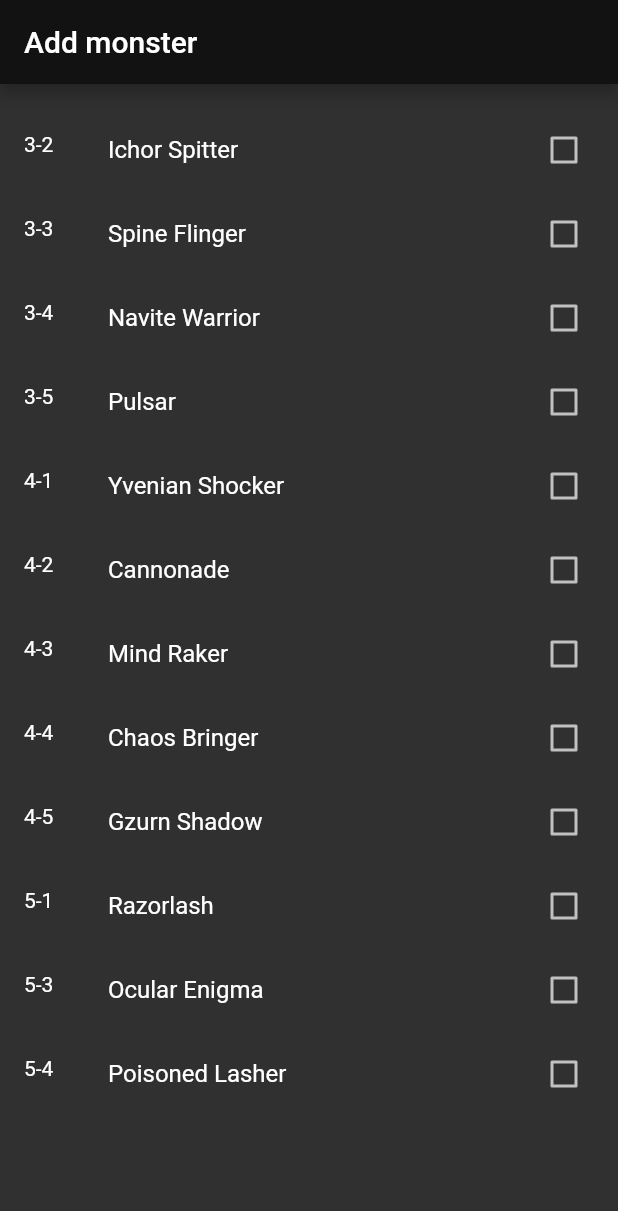
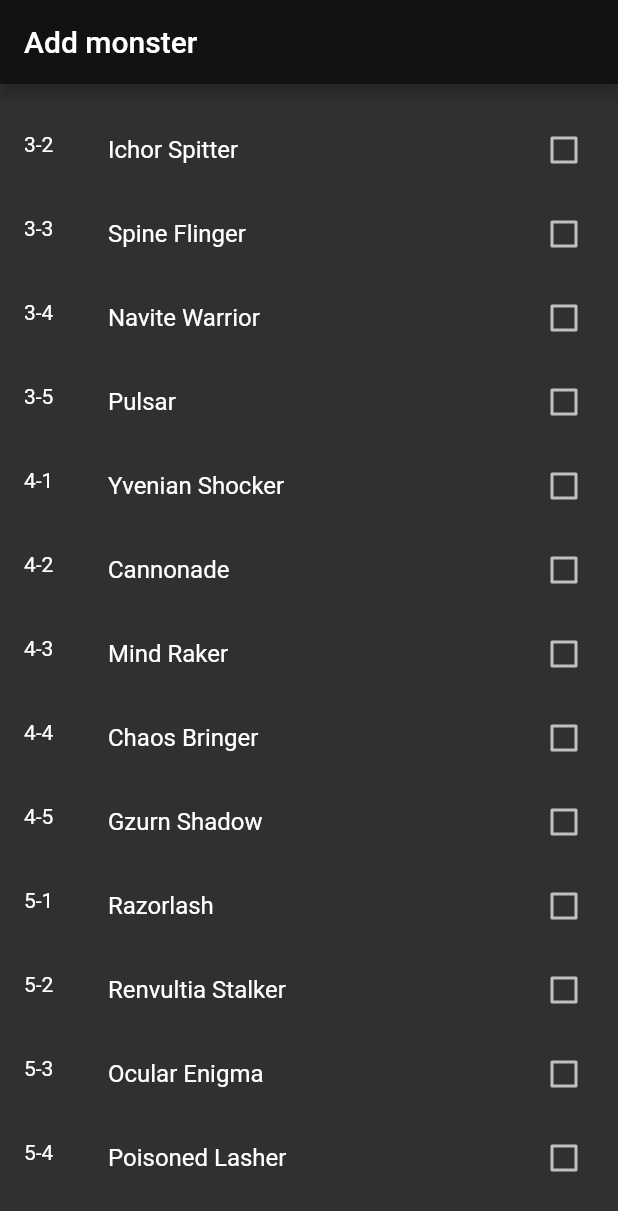
Before and after one commit to royludo/mizai, a Flutter app: the screen it shows after launch, scrolled down 872 dp, on a phone screen of 412 x 824 dp. Shown: the top 1211 px of the screen. Run offline on Flutter 3.47's test engine with Material 2 defaults, Android fonts, the phone set to English and light mode, and no system bars.

Commit message:
add renvultia data

```diff
--- a/lib/decisionTree.dart
+++ b/lib/decisionTree.dart
@@ -34,6 +34,8 @@ Widget getStartingPoint(
       } else {
         return stalker_tree.EnemyInMelee(gameState: gameState);
       }
+    case AIType.renvultia:
+      throw Exception("Not implemented yet"); // TODO
   }
 }
 
--- a/lib/main_monster_screen.dart
+++ b/lib/main_monster_screen.dart
@@ -53,6 +53,8 @@ class _MainMonsterScreenState extends State<MainMonsterScreen> {
           } else {
             return getStartingPoint(context, monster, widget.gameState);
           }
+        case AIType.renvultia:
+          throw Exception("Not implemented yet"); // TODO
       }
     })).then((_) =>
         // need to clear memory else there is a bug when going back after
@@ -74,6 +76,8 @@ class _MainMonsterScreenState extends State<MainMonsterScreen> {
       case AIType.stalker:
         extraActivationButtonText = "Revealed from Hidden by enemy";
         break;
+      case AIType.renvultia:
+        throw Exception("Not implemented yet"); // TODO
     }
 
     return Column(children: [
--- a/lib/model.dart
+++ b/lib/model.dart
@@ -45,7 +45,7 @@ class Attack {
   }
 }
 
-enum AIType { monstrosity, ravager, stalker }
+enum AIType { monstrosity, ravager, stalker, renvultia }
 
 // onQuestion: preamble is put before question deciding attack
 // onAllAttacks, onBasicOnly: preamble is put on attack screen, before attack text
@@ -192,7 +192,7 @@ enum MonsterSpecies {
   chaos,
   gzurn,
   razorlash,
-
+  renvultia,
   ocular,
   lasher,
 }
--- a/lib/monsterDB.dart
+++ b/lib/monsterDB.dart
@@ -1171,6 +1171,75 @@ final Map<int, MonsterDescription> monsterDB = {
         {1: false, 2: false},
         false,
       )),
+  52: MonsterDescription(
+      "Renvultia Stalker",
+      "Renvultia S.",
+      25,
+      30,
+      AIType.renvultia,
+      [
+        Attack(
+            "Clawed Strike",
+            "1x attack (Melee, Combat, 3D6+3 damage). " +
+                "If hit, target must pass a FOR check {0}. " +
+                "Failure => {Poisoned.}",
+            [(23, 27)],
+            AttackType.normal),
+        Attack(
+            "Careful Stalking",
+            "If the Renvultia Stalker is not Hidden, " +
+                "it becomes Hidden. If it is already Hidden, when the Renvultia " +
+                "Stalker next activates, if it is still Hidden when it makes its first " +
+                "Combat attack, it may roll the Combat stat check twice and take " +
+                "the highest result.",
+            [],
+            AttackType.normal),
+        Attack(
+            "Flurry of Strikes",
+            "Move adjacent to the closest enemy and make " +
+                "1x attack (Melee, Combat, 3D6+3 damage). " +
+                "If hit, target must pass a FOR check {0}. " +
+                "Failure => {Poisoned.} " +
+                "Repeat this process for the next closest enemy, other than " +
+                "the enemy just attacked. Repeat this process a maximum " +
+                "of four times, or until it has moved at least 24\" during this action, " +
+                "whichever comes first.",
+            [(23, 27)],
+            AttackType.normal),
+      ],
+      MonsterSpecies.renvultia,
+      52,
+      135,
+      [
+        Attack(
+            "Shadowed Speed",
+            "When the Renvultia Stalker moves more than " +
+                "half its full movement distance (12\" or more), if it ends " +
+                "this movement outside of 1\" of an enemy, it becomes Hidden. The " +
+                "Acuity check to spot a Hidden Renvultia Stalker is {0}.",
+            [(21, 25)],
+            AttackType.passive),
+        Attack(
+            "Devastating Surprise",
+            "When the Renvultia Stalker makes an attack " +
+                "with Surprise, it deals an additional 2D6 damage.",
+            [],
+            AttackType.passive)
+      ],
+      {
+        1: ([], []),
+        2: ([2], [])
+      },
+      SpecialAttackQuestions({
+        1: "",
+        2: "",
+      }, false, SpeAttackPreamblePosition.onAllAttacks),
+      StalkerSpecificAttributes(
+        (21, 25),
+        {0: true, 1: true, 2: true},
+        {0: true, 1: false, 2: false},
+        true,
+      )),
   53: MonsterDescription(
       "Ocular Enigma",
       "Ocular E.",
```
